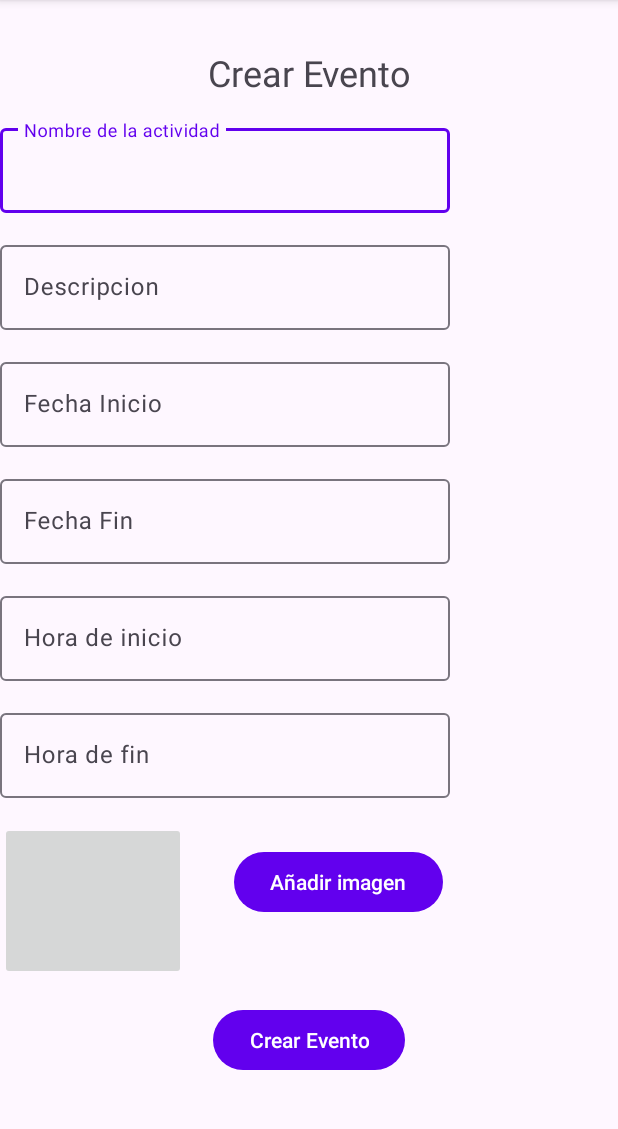
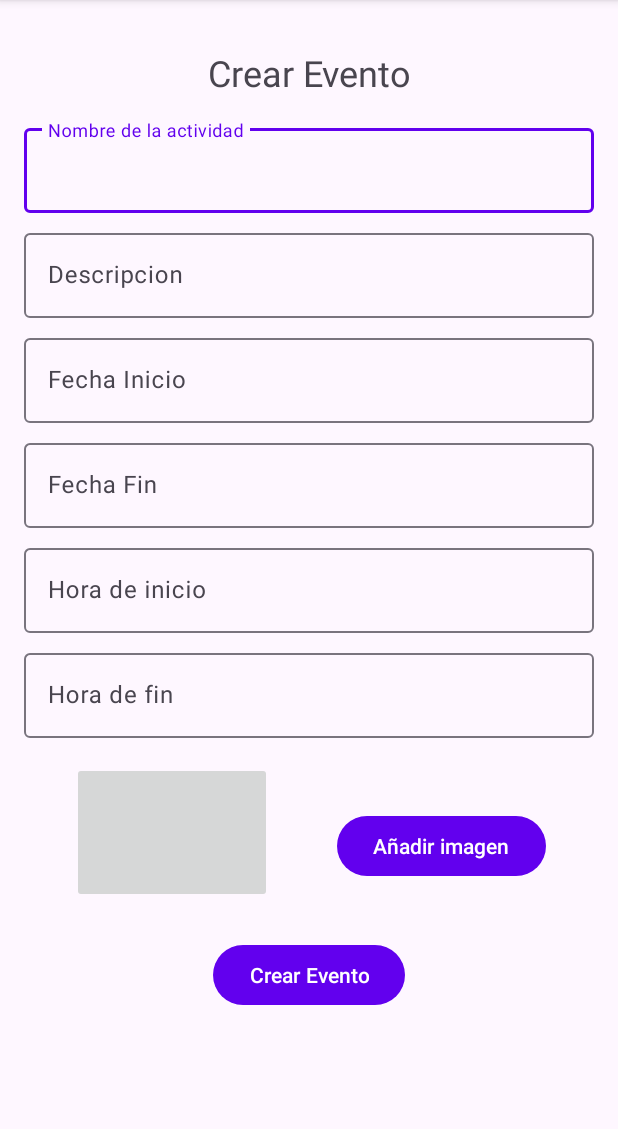
Before and after one commit to JoaquinOrellana/Lab_5_iot, an Android app: the agregarEvento screen opened directly, with no data from a screen before it, on a phone screen of 412 x 824 dp, the part 96-1225 px from its top. Run offline under Robolectric (Android 15) with nearby library versions, the phone set to English and light mode, and no system bars; our stand-ins replace Firebase (no records; nobody signed in at launch, a user with empty details on screens opened directly).

Commit message:
crearEvento_modificaciones

```diff
--- a/app/src/main/res/layout/create_event.xml
+++ b/app/src/main/res/layout/create_event.xml
@@ -8,11 +8,16 @@
 
     <com.google.android.material.textfield.TextInputLayout
         android:id="@+id/inputActividadLayout"
-        android:layout_width="300dp"
+        android:layout_width="0dp"
         android:layout_height="wrap_content"
+        android:layout_marginStart="16dp"
+        android:layout_marginEnd="16dp"
         android:layout_marginTop="80dp"
+
         android:hint="Nombre de la actividad"
         app:layout_constraintTop_toTopOf="parent"
+        app:layout_constraintStart_toStartOf="parent"
+        app:layout_constraintEnd_toEndOf="parent"
         tools:ignore="MissingConstraints"
         tools:layout_editor_absoluteX="48dp">
 
@@ -25,9 +30,9 @@
 
     <com.google.android.material.textfield.TextInputLayout
         android:id="@+id/despcripcionLayout"
-        android:layout_width="300dp"
+        android:layout_width="0dp"
         android:layout_height="wrap_content"
-        android:layout_marginTop="16dp"
+        android:layout_marginTop="8dp"
         android:hint="Descripcion"
         app:layout_constraintEnd_toEndOf="@+id/inputActividadLayout"
         app:layout_constraintStart_toStartOf="@+id/inputActividadLayout"
@@ -45,9 +50,9 @@
 
     <com.google.android.material.textfield.TextInputLayout
         android:id="@+id/fechainicioLayout"
-        android:layout_width="300dp"
+        android:layout_width="0dp"
         android:layout_height="wrap_content"
-        android:layout_marginTop="16dp"
+        android:layout_marginTop="8dp"
         android:hint="Fecha Inicio"
         app:layout_constraintEnd_toEndOf="@+id/despcripcionLayout"
         app:layout_constraintHorizontal_bias="0.0"
@@ -58,6 +63,7 @@
 
         <com.google.android.material.textfield.TextInputEditText
             android:id="@+id/fechainicio"
+
             android:inputType="date"
             android:layout_width="match_parent"
             android:layout_height="wrap_content" />
@@ -66,9 +72,9 @@
 
     <com.google.android.material.textfield.TextInputLayout
         android:id="@+id/fechafinLayout"
-        android:layout_width="300dp"
+        android:layout_width="0dp"
         android:layout_height="wrap_content"
-        android:layout_marginTop="16dp"
+        android:layout_marginTop="8dp"
         android:hint="Fecha Fin"
         app:layout_constraintEnd_toEndOf="@+id/fechainicioLayout"
         app:layout_constraintHorizontal_bias="0.0"
@@ -80,6 +86,7 @@
         <com.google.android.material.textfield.TextInputEditText
             android:id="@+id/fechafin"
             android:inputType="date"
+
             android:layout_width="match_parent"
             android:layout_height="wrap_content" />
 
@@ -87,9 +94,9 @@
 
     <com.google.android.material.textfield.TextInputLayout
         android:id="@+id/finLayout"
-        android:layout_width="300dp"
+        android:layout_width="0dp"
         android:layout_height="wrap_content"
-        android:layout_marginTop="16dp"
+        android:layout_marginTop="8dp"
         android:hint="Hora de inicio"
         app:layout_constraintEnd_toEndOf="@+id/fechafinLayout"
         app:layout_constraintHorizontal_bias="0.0"
@@ -101,6 +108,7 @@
         <com.google.android.material.textfield.TextInputEditText
             android:id="@+id/horaInicio"
             android:inputType="time"
+
             android:layout_width="match_parent"
             android:layout_height="wrap_content" />
 
@@ -108,9 +116,9 @@
 
     <com.google.android.material.textfield.TextInputLayout
         android:id="@+id/horafinLayout"
-        android:layout_width="300dp"
+        android:layout_width="0dp"
         android:layout_height="wrap_content"
-        android:layout_marginTop="16dp"
+        android:layout_marginTop="8dp"
         android:hint="Hora de fin"
         app:layout_constraintEnd_toEndOf="@+id/finLayout"
         app:layout_constraintHorizontal_bias="0.0"
@@ -121,6 +129,7 @@
 
         <com.google.android.material.textfield.TextInputEditText
             android:id="@+id/horaFin"
+
             android:layout_width="match_parent"
             android:inputType="time"
             android:layout_height="wrap_content" />
@@ -152,21 +161,22 @@
 
     <ImageButton
         android:id="@+id/imageButton"
-        android:layout_width="124dp"
-        android:layout_height="105dp"
+        android:layout_width="133dp"
+        android:layout_height="94dp"
+        android:layout_marginStart="48dp"
         android:layout_marginTop="16dp"
+        app:layout_constraintStart_toStartOf="parent"
         app:layout_constraintTop_toBottomOf="@+id/horafinLayout"
-        tools:layout_editor_absoluteX="48dp"
         tools:srcCompat="@tools:sample/avatars" />
 
     <Button
         android:id="@+id/imagen_btn"
         android:layout_width="wrap_content"
         android:layout_height="wrap_content"
-        android:layout_marginStart="32dp"
-        android:layout_marginTop="32dp"
+        android:layout_marginTop="48dp"
+        android:layout_marginEnd="48dp"
         android:text="Añadir imagen"
-        app:layout_constraintStart_toEndOf="@+id/imageButton"
+        app:layout_constraintEnd_toEndOf="parent"
         app:layout_constraintTop_toBottomOf="@+id/horafinLayout" />
 
     <Button
@@ -174,7 +184,7 @@
         android:layout_width="wrap_content"
         android:layout_height="wrap_content"
         android:layout_marginStart="140dp"
-        android:layout_marginTop="16dp"
+        android:layout_marginTop="24dp"
         android:layout_marginEnd="140dp"
         android:onClick="guardarEvento"
         android:text="Crear Evento"
```
